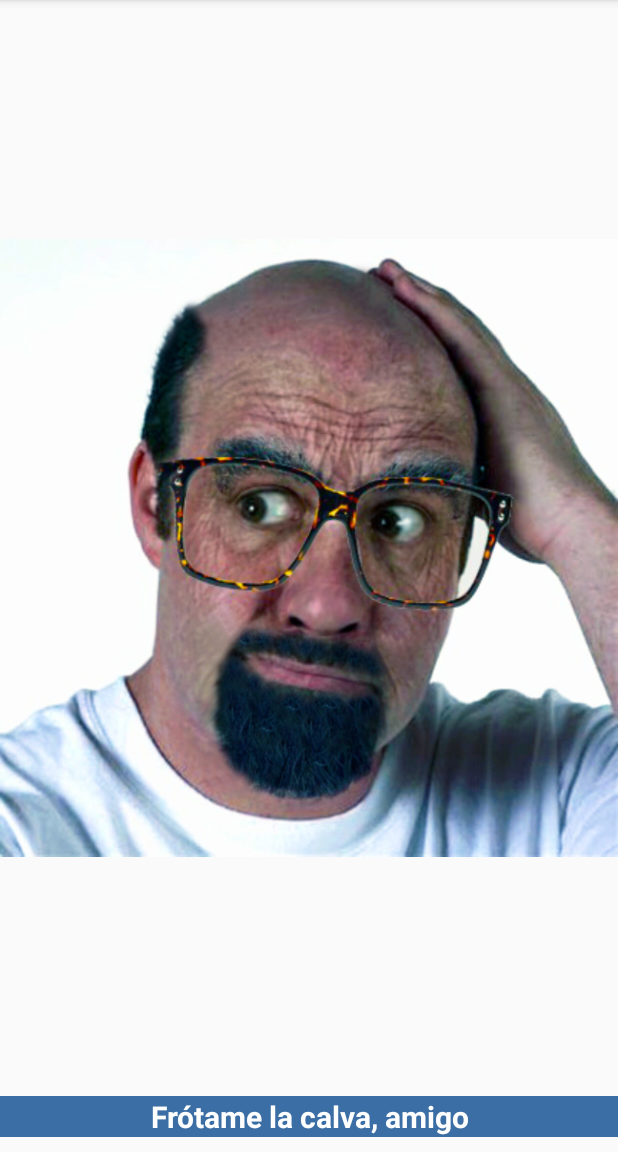
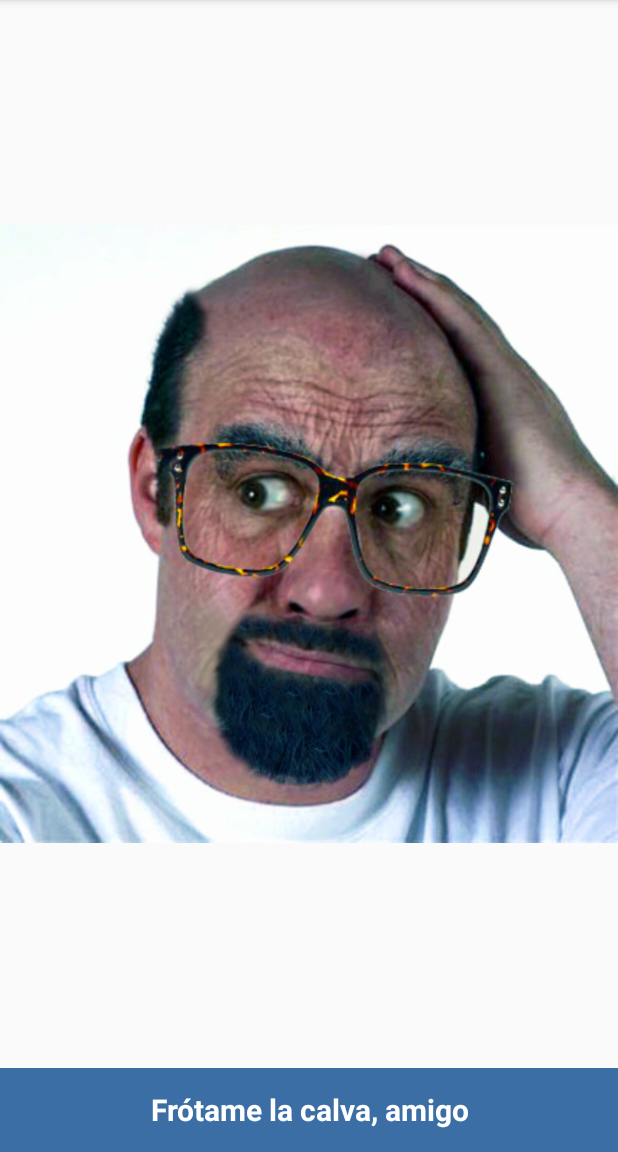
Before and after one commit to rtugores/calvo, an Android app: the screen it shows after launch (MainActivity), on a phone screen of 412 x 824 dp, the part 84-1236 px from its top. Run offline under Robolectric (Android 15) with nearby library versions, the light colour scheme and no system bars.

Commit message:
Updated libraries and little change in design

```diff
--- a/app/src/main/java/huitca1212/frotaalcalvo/MainActivity.java
+++ b/app/src/main/java/huitca1212/frotaalcalvo/MainActivity.java
@@ -13,9 +13,7 @@ import android.widget.Toast;
 import java.text.DateFormat;
 import java.util.Date;
 
-
 public class MainActivity extends AppCompatActivity {
-
 	private int sentenceNumber;
 	private String[] sentenceArray;
 
@@ -23,8 +21,9 @@ public class MainActivity extends AppCompatActivity {
 	public void onCreate(Bundle savedInstanceState) {
 		super.onCreate(savedInstanceState);
 		setContentView(R.layout.activity_main);
-		TextView textView = (TextView)findViewById(R.id.text_display);
-		ImageView imageView = (ImageView)findViewById(R.id.calvo);
+
+		TextView textView = (TextView) findViewById(R.id.text_display);
+		ImageView imageView = (ImageView) findViewById(R.id.calvo);
 
 		sentenceArray = new String[]{
 				getString(R.string.c0),
@@ -63,8 +62,7 @@ public class MainActivity extends AppCompatActivity {
 				getString(R.string.c33),
 		};
 
-		boolean firstRun = getSharedPreferences("PREFERENCE", MODE_PRIVATE).getBoolean("firstrun", true);
-		if (firstRun) {
+		if (getSharedPreferences("PREFERENCE", MODE_PRIVATE).getBoolean("firstrun", true)) {
 			Utils.showInitDialog(this);
 			getSharedPreferences("PREFERENCE", MODE_PRIVATE).edit().putBoolean("firstrun", false).commit();
 		}
@@ -88,8 +86,8 @@ public class MainActivity extends AppCompatActivity {
 					mpRes = MediaPlayer.create(getApplicationContext(), R.raw.new_advise);
 					mpRes.start();
 					if (sentenceNumber == -1) {
-						sentenceNumber = (int)(Math.random() * (sentenceArray.length + 1)); //primera vez comienza en número aleatorio
-						TextView textView = (TextView)findViewById(R.id.text_display);
+						sentenceNumber = (int) (Math.random() * (sentenceArray.length + 1)); //primera vez comienza en número aleatorio
+						TextView textView = (TextView) findViewById(R.id.text_display);
 						textView.setText(sentenceArray[sentenceNumber]); //si es el veinte, vuelve a empezar
 						textView.setGravity(Gravity.CENTER_VERTICAL | Gravity.CENTER_HORIZONTAL);
 						getSharedPreferences("PREFERENCE", MODE_PRIVATE).edit().putString("dateant", currentDate).commit();
@@ -97,7 +95,7 @@ public class MainActivity extends AppCompatActivity {
 					}
 					if (sentenceNumber == sentenceArray.length) {
 						sentenceNumber = 0;
-						TextView textView = (TextView)findViewById(R.id.text_display);
+						TextView textView = (TextView) findViewById(R.id.text_display);
 						textView.setText(sentenceArray[sentenceNumber]); //si es el veinte, vuelve a empezar
 						textView.setGravity(Gravity.CENTER_VERTICAL | Gravity.CENTER_HORIZONTAL);
 						getSharedPreferences("PREFERENCE", MODE_PRIVATE).edit().putString("dateant", currentDate).commit();
@@ -105,7 +103,7 @@ public class MainActivity extends AppCompatActivity {
 					}
 					if (sentenceNumber != -1 && sentenceNumber != sentenceArray.length) {
 						sentenceNumber++;
-						TextView textView = (TextView)findViewById(R.id.text_display);
+						TextView textView = (TextView) findViewById(R.id.text_display);
 						textView.setText(sentenceArray[sentenceNumber]); //si es el veinte, vuelve a empezar
 						textView.setGravity(Gravity.CENTER_VERTICAL | Gravity.CENTER_HORIZONTAL);
 						getSharedPreferences("PREFERENCE", MODE_PRIVATE).edit().putString("dateant", currentDate).commit();
--- a/app/src/main/res/layout/activity_main.xml
+++ b/app/src/main/res/layout/activity_main.xml
@@ -7,17 +7,16 @@
     <ImageView
         android:id="@+id/calvo"
         android:layout_width="match_parent"
-        android:layout_height="0dip"
-        android:layout_weight="0.50"
+        android:layout_height="0dp"
+        android:layout_weight="1"
         android:src="@drawable/calvo" />
 
     <TextView
         android:id="@+id/text_display"
         android:layout_width="match_parent"
-        android:layout_height="wrap_content"
-        android:layout_marginBottom="10dp"
+        android:layout_height="56dp"
         android:background="#3A6EA5"
-        android:gravity="center_vertical|center_horizontal"
+        android:gravity="center"
         android:text="@string/swipe_me"
         android:textColor="#FFFFFF"
         android:textSize="20sp"
--- a/build.gradle
+++ b/build.gradle
@@ -4,7 +4,7 @@ buildscript {
         jcenter()
     }
     dependencies {
-        classpath 'com.android.tools.build:gradle:1.3.0'
+        classpath 'com.android.tools.build:gradle:2.2.3'
     }
 }
 
```
Also changed, not shown: app/build.gradle (+5 -5 lines), app/src/main/res/values-sw600dp/dimens.xml (deleted, +0 -8 lines), app/src/main/res/values-sw720dp-land/dimens.xml (deleted, +0 -9 lines), app/src/main/res/values-v11/styles.xml (deleted, +0 -11 lines), app/src/main/res/values-v14/styles.xml (deleted, +0 -12 lines), gradle/wrapper/gradle-wrapper.properties, 2 other files.
